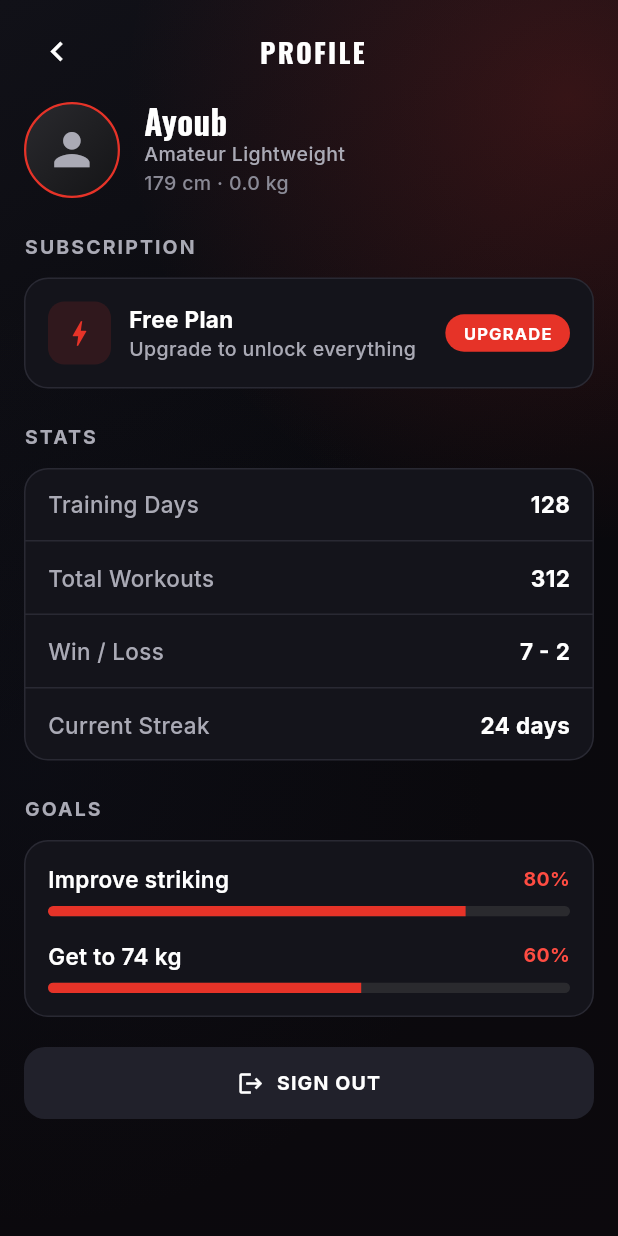
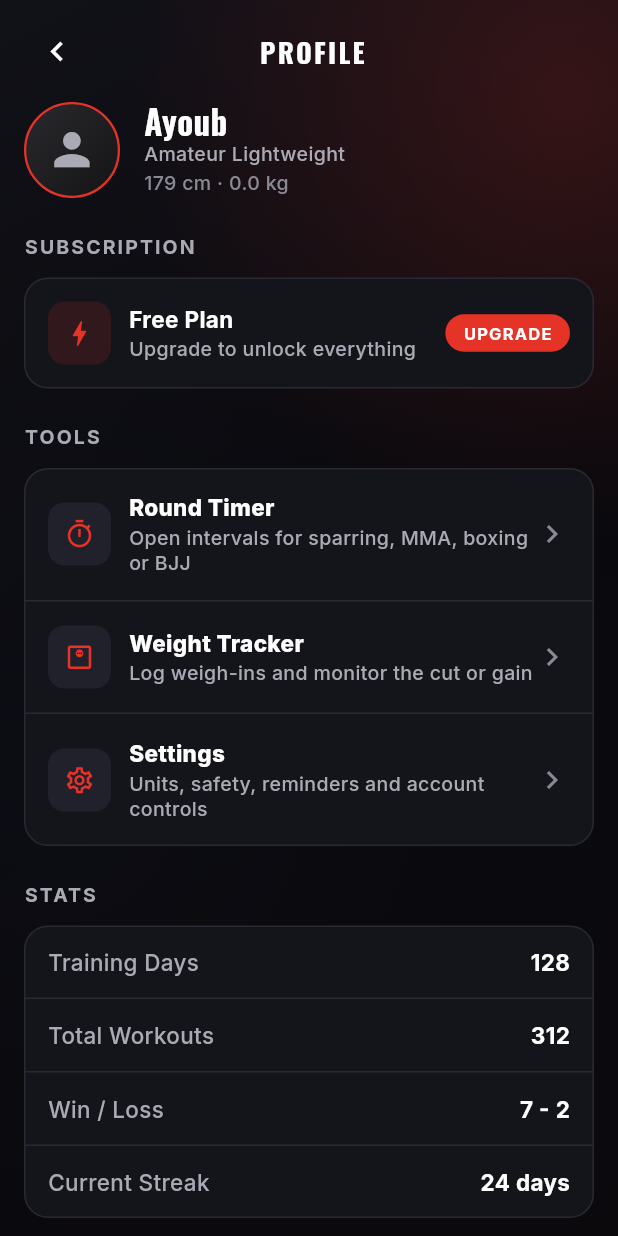
Before and after one commit to MahdiGH10/FighterEdge, a Flutter app: the ProfileScreen screen opened by its route, on a phone screen of 412 x 824 dp. Run offline on Flutter 3.47's test engine with Material 3 defaults, Android fonts, the phone set to English and light mode, and no system bars; our stand-ins replace cloud_firestore, cloud_functions, firebase_auth, firebase_core, fl_chart, go_router and 1 more; accounts and stored records are empty.

Commit message:
feat(ia): make train and profile primary surfaces

```diff
--- a/fighter_edge/lib/screens/profile_screen.dart
+++ b/fighter_edge/lib/screens/profile_screen.dart
@@ -12,23 +12,25 @@ import '../theme/app_theme.dart';
 import '../theme/app_typography.dart';
 import '../widgets/app_scaffold.dart';
 import '../widgets/primary_button.dart';
+import '../widgets/press_scale.dart';
 import '../widgets/section_header.dart';
 import '../widgets/stat_card.dart';
 import 'dashboard_screen.dart';
 import 'paywall_screen.dart';
+import 'round_timer_screen.dart';
+import 'settings_screen.dart';
+import 'weight_tracker_screen.dart';
 
 class ProfileScreen extends StatelessWidget {
-  const ProfileScreen({super.key});
+  final bool asTab;
+  const ProfileScreen({super.key, this.asTab = false});
 
   @override
   Widget build(BuildContext context) {
     const f = MockData.fighter;
     final weight = context.watch<AppState>().latestWeight;
     final auth = context.watch<AuthController>();
-    return ScreenScaffold(
-      title: 'Profile',
-      showBack: true,
-      body: ListView(
+    final body = ListView(
       padding: const EdgeInsets.fromLTRB(Insets.lg, 0, Insets.lg, Insets.xxl),
       children: [
         Row(
@@ -55,6 +57,38 @@ class ProfileScreen extends StatelessWidget {
         const SizedBox(height: Insets.xl),
         const SectionHeader('Subscription'),
         _SubscriptionCard(auth: auth),
+        const SizedBox(height: Insets.xl),
+        const SectionHeader('Tools'),
+        const AppCard(
+          padding: EdgeInsets.zero,
+          child: Column(
+            children: [
+              _ToolRow(
+                icon: Icons.timer_outlined,
+                title: 'Round Timer',
+                subtitle: 'Open intervals for sparring, MMA, boxing or BJJ',
+                route: AppRoutes.roundTimer,
+                screen: RoundTimerScreen(),
+              ),
+              Divider(height: 1, thickness: 1, color: AppColors.border),
+              _ToolRow(
+                icon: Icons.monitor_weight_outlined,
+                title: 'Weight Tracker',
+                subtitle: 'Log weigh-ins and monitor the cut or gain',
+                route: AppRoutes.weightTracker,
+                screen: WeightTrackerScreen(),
+              ),
+              Divider(height: 1, thickness: 1, color: AppColors.border),
+              _ToolRow(
+                icon: Icons.settings_outlined,
+                title: 'Settings',
+                subtitle: 'Units, safety, reminders and account controls',
+                route: AppRoutes.settings,
+                screen: SettingsScreen(),
+              ),
+            ],
+          ),
+        ),
         const SizedBox(height: Insets.xl),
         const SectionHeader('Stats'),
         AppCard(
@@ -96,12 +130,73 @@ class ProfileScreen extends StatelessWidget {
           },
         ),
       ],
-      ),
     );
+    if (asTab) {
+      return ScreenScaffold.tab(title: 'Profile', body: body);
+    }
+    return ScreenScaffold(title: 'Profile', showBack: true, body: body);
   }
 
   static Widget _divider() =>
       const Divider(height: 1, thickness: 1, color: AppColors.border);
+}
+
+class _ToolRow extends StatelessWidget {
+  final IconData icon;
+  final String title;
+  final String subtitle;
+  final String route;
+  final Widget screen;
+
+  const _ToolRow({
+    required this.icon,
+    required this.title,
+    required this.subtitle,
+    required this.route,
+    required this.screen,
+  });
+
+  @override
+  Widget build(BuildContext context) {
+    return PressScale(
+      onTap: () => AppNavigation.push(
+        context,
+        route,
+        fallbackBuilder: (_) => screen,
+      ),
+      child: Padding(
+        padding: const EdgeInsets.all(Insets.lg),
+        child: Row(
+          children: [
+            Container(
+              width: 42,
+              height: 42,
+              decoration: BoxDecoration(
+                color: AppColors.surfaceElevated,
+                borderRadius: BorderRadius.circular(11),
+              ),
+              child: Icon(icon, color: AppColors.primary, size: 21),
+            ),
+            const SizedBox(width: Insets.md),
+            Expanded(
+              child: Column(
+                crossAxisAlignment: CrossAxisAlignment.start,
+                children: [
+                  Text(title, style: AppType.callout(weight: FontWeight.w800)),
+                  const SizedBox(height: Insets.xxs),
+                  Text(
+                    subtitle,
+                    style: AppType.subhead(color: AppColors.textSecondary),
+                  ),
+                ],
+              ),
+            ),
+            const Icon(Icons.chevron_right, color: AppColors.textMuted),
+          ],
+        ),
+      ),
+    );
+  }
 }
 
 /// Plan badge + upgrade/manage entry point.
```
Also changed, not shown: fighter_edge/lib/screens/corner_coach_screen.dart (+11 -8 lines), fighter_edge/lib/screens/home_shell.dart (+4 -4 lines), fighter_edge/lib/screens/technique_library_screen.dart (+20 -10 lines), fighter_edge/lib/screens/training_camp_screen.dart (+6 -2 lines), 4 other files. Lines whose indentation alone changed are shown as unchanged.
